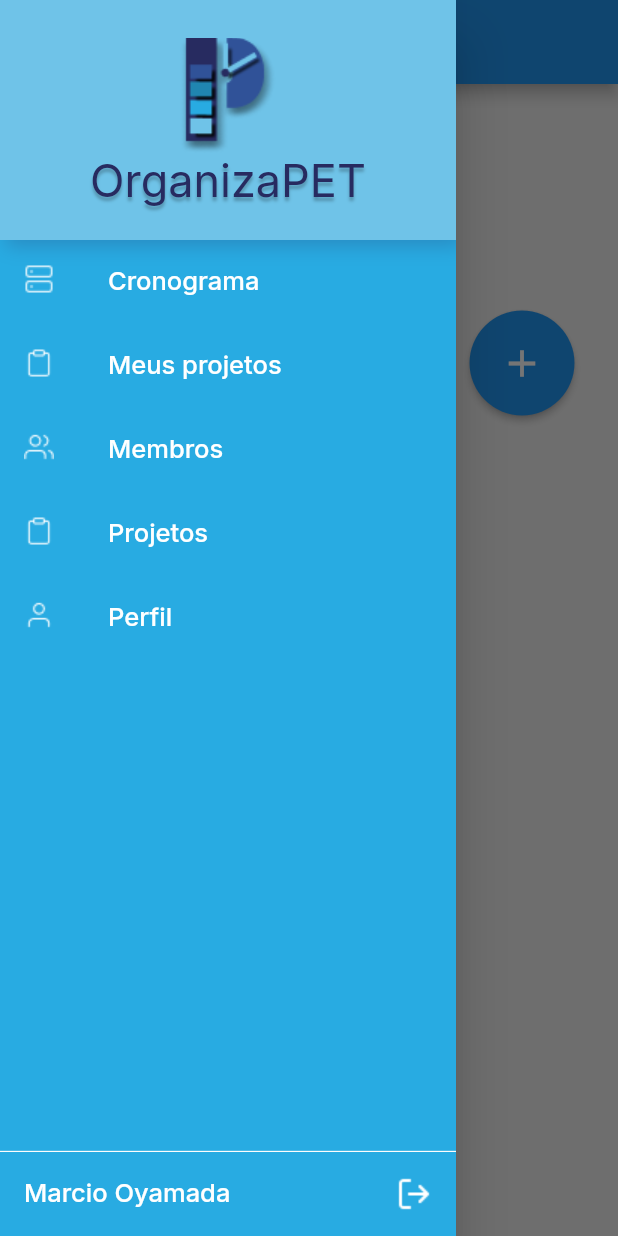
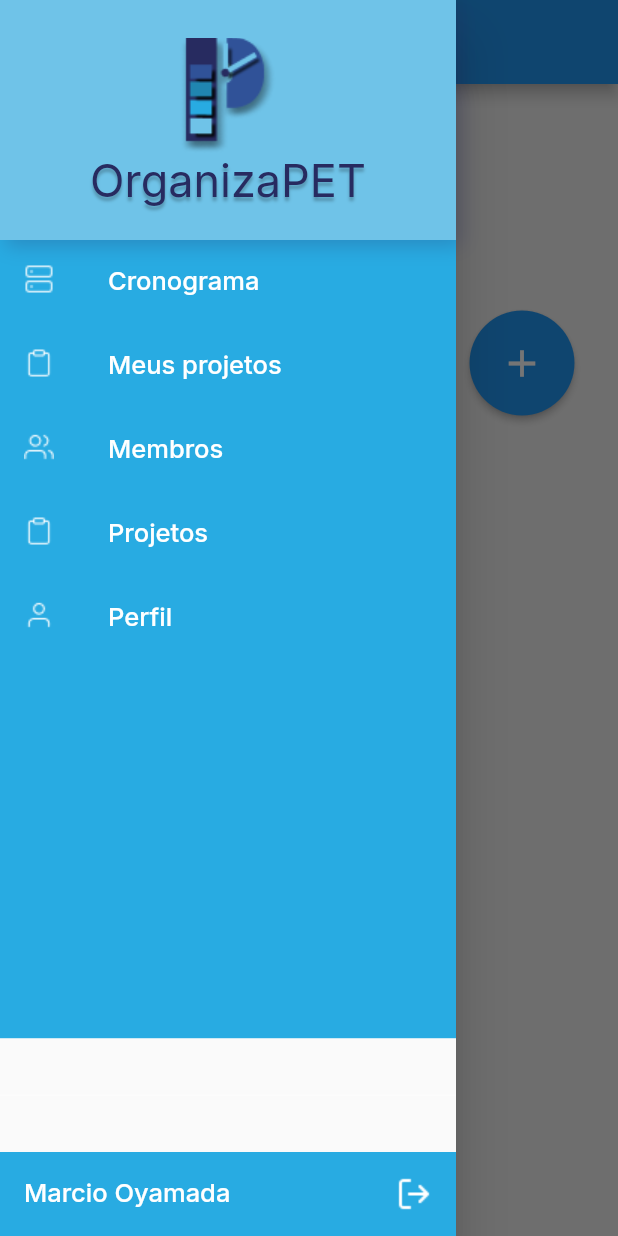
Before and after one commit to MahatKC/organizapet, a Flutter app: the screen it shows after launch, with the side drawer open, on a phone screen of 412 x 824 dp. Run offline on Flutter 3.47's test engine with Material 2 defaults, Android fonts, the phone set to English and light mode, and no system bars; our stand-ins replace cloud_firestore, firebase_auth, firebase_core, google_fonts, mask_text_input_formatter, shared_preferences; accounts and stored records are empty.

Commit message:
tamanho container menu

```diff
--- a/organizapet/lib/modules/menu/menu_sanduiche.dart
+++ b/organizapet/lib/modules/menu/menu_sanduiche.dart
@@ -97,7 +97,7 @@ class MenuSanduiche extends StatelessWidget {
                   },
                 ),
                 Container(
-                  height: 800,
+                  height: 	MediaQuery.of(context).size.height * 0.306,
                   decoration: BoxDecoration(
                     color: AppColors.barraMenu,
                   ),
--- a/organizapet/lib/shared/widgets/box_info/box_info.dart
+++ b/organizapet/lib/shared/widgets/box_info/box_info.dart
@@ -39,8 +39,5 @@ class BoxInfo extends StatelessWidget {
 
   Future<void> copyToClipboard() async {
     await Clipboard.setData(ClipboardData(text: texto));
-    // _scaffoldKey.currentState.showSnackBar(SnackBar(
-    // content: Text('Copied to clipboard'),
-    //));
   }
 }
```
